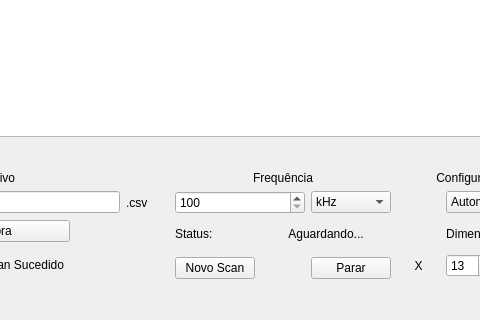
Above: analisador_placa/analisador_placa/dialog.ui from lucasgcb/CEM-Scanner-HMS-X before the change; both pictures show x 175 to 655 and y 270 to 590 of the 869 by 590 pixel window. Below: the same form after it.
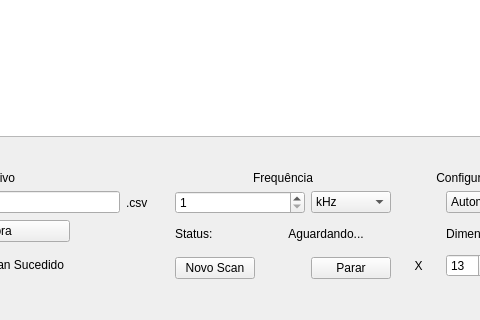
That is the form after the change.

Commit message: Set limit for 1 in Frequency

What changed in the file:
```diff
--- a/analisador_placa/analisador_placa/dialog.ui
+++ b/analisador_placa/analisador_placa/dialog.ui
@@ -279,7 +279,7 @@
    <item row="6" column="4" colspan="2">
     <widget class="QSpinBox" name="box_frequencia">
      <property name="minimum">
-      <number>100</number>
+      <number>1</number>
      </property>
      <property name="maximum">
       <number>1000</number>
```
